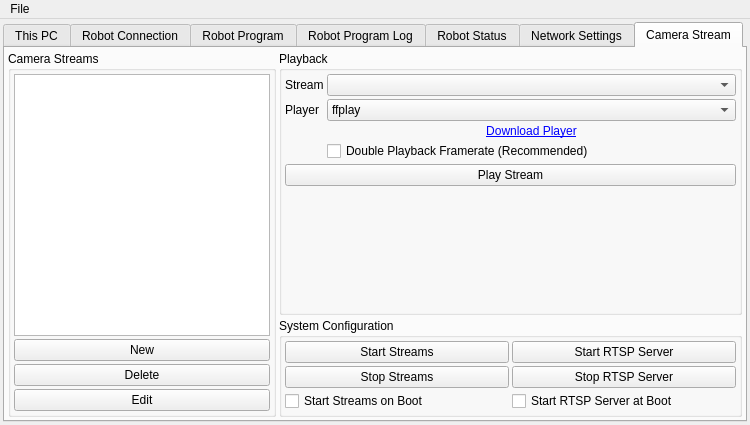
First picture: the form in ui/deploy_tool.ui, repository ArPiRobot/ArPiRobot-DeployTool, before the edit.
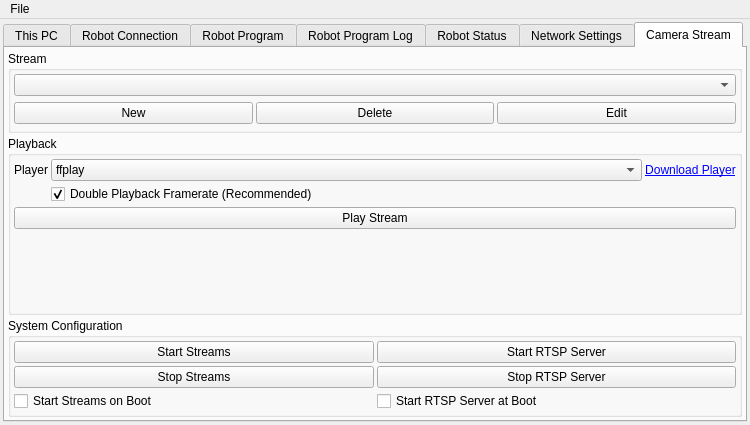
Second picture: the form after the edit. The open tabs and pages were chosen to show the change. Icons and pictures are not drawn.

Commit message: UI tweaks and implementation of functionality in camstream tab

The edit to the form file:
```diff
--- a/ui/deploy_tool.ui
+++ b/ui/deploy_tool.ui
@@ -816,6 +816,117 @@
          <number>3</number>
         </property>
         <item row="1" column="1">
+         <widget class="QGroupBox" name="groupBox_8">
+          <property name="sizePolicy">
+           <sizepolicy hsizetype="Expanding" vsizetype="Expanding">
+            <horstretch>1</horstretch>
+            <verstretch>1</verstretch>
+           </sizepolicy>
+          </property>
+          <property name="title">
+           <string>Playback</string>
+          </property>
+          <layout class="QGridLayout" name="gridLayout_7">
+           <property name="leftMargin">
+            <number>3</number>
+           </property>
+           <property name="topMargin">
+            <number>3</number>
+           </property>
+           <property name="rightMargin">
+            <number>3</number>
+           </property>
+           <property name="bottomMargin">
+            <number>3</number>
+           </property>
+           <property name="spacing">
+            <number>3</number>
+           </property>
+           <item row="5" column="0">
+            <spacer name="verticalSpacer_7">
+             <property name="orientation">
+              <enum>Qt::Vertical</enum>
+             </property>
+             <property name="sizeHint" stdset="0">
+              <size>
+               <width>20</width>
+               <height>40</height>
+              </size>
+             </property>
+            </spacer>
+           </item>
+           <item row="1" column="1">
+            <widget class="QComboBox" name="combox_camstream_player">
+             <property name="sizePolicy">
+              <sizepolicy hsizetype="Expanding" vsizetype="Fixed">
+               <horstretch>0</horstretch>
+               <verstretch>0</verstretch>
+              </sizepolicy>
+             </property>
+             <item>
+              <property name="text">
+               <string>ffplay</string>
+              </property>
+             </item>
+             <item>
+              <property name="text">
+               <string>mpv</string>
+              </property>
+             </item>
+             <item>
+              <property name="text">
+               <string>mplayer</string>
+              </property>
+             </item>
+            </widget>
+           </item>
+           <item row="1" column="0">
+            <widget class="QLabel" name="label_18">
+             <property name="text">
+              <string>Player</string>
+             </property>
+            </widget>
+           </item>
+           <item row="1" column="2">
+            <widget class="QLabel" name="lbl_camstream_download">
+             <property name="text">
+              <string>&lt;a href=&quot;https://ffmpeg.org/&quot;&gt;Download Player&lt;/a&gt;</string>
+             </property>
+             <property name="textFormat">
+              <enum>Qt::RichText</enum>
+             </property>
+             <property name="alignment">
+              <set>Qt::AlignCenter</set>
+             </property>
+             <property name="openExternalLinks">
+              <bool>true</bool>
+             </property>
+             <property name="textInteractionFlags">
+              <set>Qt::TextBrowserInteraction</set>
+             </property>
+            </widget>
+           </item>
+           <item row="3" column="1" colspan="2">
+            <widget class="QCheckBox" name="cbx_camstream_2fr">
+             <property name="text">
+              <string>Double Playback Framerate (Recommended)</string>
+             </property>
+             <property name="checked">
+              <bool>true</bool>
+             </property>
+            </widget>
+           </item>
+           <item row="4" column="0" colspan="3">
+            <widget class="QPushButton" name="btn_play_camstream">
+             <property name="text">
+              <string>Play Stream</string>
+             </property>
+            </widget>
+           </item>
+          </layout>
+         </widget>
+        </item>
+        <item row="2" column="1">
          <widget class="QWidget" name="widget_2" native="true">
           <property name="minimumSize">
            <size>
@@ -915,139 +1026,17 @@
          </widget>
         </item>
         <item row="0" column="1">
-         <widget class="QGroupBox" name="groupBox_8">
-          <property name="sizePolicy">
-           <sizepolicy hsizetype="Expanding" vsizetype="Expanding">
-            <horstretch>1</horstretch>
-            <verstretch>1</verstretch>
-           </sizepolicy>
-          </property>
-          <property name="title">
-           <string>Playback</string>
-          </property>
-          <layout class="QGridLayout" name="gridLayout_7">
-           <property name="leftMargin">
-            <number>3</number>
-           </property>
-           <property name="topMargin">
-            <number>3</number>
-           </property>
-           <property name="rightMargin">
-            <number>3</number>
-           </property>
-           <property name="bottomMargin">
-            <number>3</number>
-           </property>
-           <property name="spacing">
-            <number>3</number>
-           </property>
-           <item row="5" column="0">
-            <spacer name="verticalSpacer_7">
-             <property name="orientation">
-              <enum>Qt::Vertical</enum>
-             </property>
-             <property name="sizeHint" stdset="0">
-              <size>
-               <width>20</width>
-               <height>40</height>
-              </size>
-             </property>
-            </spacer>
-           </item>
-           <item row="0" column="0">
-            <widget class="QLabel" name="label">
-             <property name="text">
-              <string>Stream</string>
-             </property>
-            </widget>
-           </item>
-           <item row="0" column="1">
-            <widget class="QComboBox" name="combox_stream_source">
-             <property name="sizePolicy">
-              <sizepolicy hsizetype="Expanding" vsizetype="Fixed">
-               <horstretch>0</horstretch>
-               <verstretch>0</verstretch>
-              </sizepolicy>
-             </property>
-            </widget>
-           </item>
-           <item row="1" column="1">
-            <widget class="QComboBox" name="combox_camstream_player">
-             <item>
-              <property name="text">
-               <string>ffplay</string>
-              </property>
-             </item>
-             <item>
-              <property name="text">
-               <string>mpv</string>
-              </property>
-             </item>
-             <item>
-              <property name="text">
-               <string>mplayer</string>
-              </property>
-             </item>
-            </widget>
-           </item>
-           <item row="3" column="1">
-            <widget class="QCheckBox" name="cbx_camstream_2fr">
-             <property name="text">
-              <string>Double Playback Framerate (Recommended)</string>
-             </property>
-            </widget>
-           </item>
-           <item row="2" column="1">
-            <widget class="QLabel" name="lbl_camstream_download">
-             <property name="text">
-              <string>&lt;a href=&quot;https://ffmpeg.org/&quot;&gt;Download Player&lt;/a&gt;</string>
-             </property>
-             <property name="textFormat">
-              <enum>Qt::RichText</enum>
-             </property>
-             <property name="alignment">
-              <set>Qt::AlignCenter</set>
-             </property>
-             <property name="openExternalLinks">
-              <bool>true</bool>
-             </property>
-             <property name="textInteractionFlags">
-              <set>Qt::TextBrowserInteraction</set>
-             </property>
-            </widget>
-           </item>
-           <item row="1" column="0">
-            <widget class="QLabel" name="label_18">
-             <property name="text">
-              <string>Player</string>
-             </property>
-            </widget>
-           </item>
-           <item row="4" column="0" colspan="2">
-            <widget class="QPushButton" name="btn_play_camstream">
-             <property name="text">
-              <string>Play Stream</string>
-             </property>
-            </widget>
-           </item>
-          </layout>
-         </widget>
-        </item>
-        <item row="0" column="0" rowspan="2">
          <widget class="QGroupBox" name="groupBox_9">
           <property name="sizePolicy">
-           <sizepolicy hsizetype="Fixed" vsizetype="Preferred">
+           <sizepolicy hsizetype="Expanding" vsizetype="Preferred">
             <horstretch>0</horstretch>
             <verstretch>0</verstretch>
            </sizepolicy>
           </property>
           <property name="title">
-           <string>Camera Streams</string>
+           <string>Stream</string>
           </property>
-          <layout class="QVBoxLayout" name="verticalLayout_9">
-           <property name="spacing">
-            <number>3</number>
-           </property>
+          <layout class="QGridLayout" name="gridLayout_8">
            <property name="leftMargin">
             <number>3</number>
            </property>
@@ -1060,27 +1049,64 @@
            <property name="bottomMargin">
             <number>3</number>
            </property>
-           <item>
-            <widget class="QListWidget" name="lst_streams"/>
-           </item>
-           <item>
-            <widget class="QPushButton" name="btn_new_camstream">
-             <property name="text">
-              <string>New</string>
+           <property name="spacing">
+            <number>3</number>
+           </property>
+           <item row="1" column="0" colspan="3">
+            <widget class="QWidget" name="widget" native="true">
+             <property name="minimumSize">
+              <size>
+               <width>0</width>
+               <height>0</height>
+              </size>
              </property>
+             <layout class="QHBoxLayout" name="horizontalLayout_5">
+              <property name="spacing">
+               <number>3</number>
+              </property>
+              <property name="leftMargin">
+               <number>0</number>
+              </property>
+              <property name="topMargin">
+               <number>3</number>
+              </property>
+              <property name="rightMargin">
+               <number>0</number>
+              </property>
+              <property name="bottomMargin">
+               <number>3</number>
+              </property>
+              <item>
+               <widget class="QPushButton" name="btn_new_camstream">
+                <property name="text">
+                 <string>New</string>
+                </property>
+               </widget>
+              </item>
+              <item>
+               <widget class="QPushButton" name="btn_delete_camstream">
+                <property name="text">
+                 <string>Delete</string>
+                </property>
+               </widget>
+              </item>
+              <item>
+               <widget class="QPushButton" name="btn_edit_camstream">
+                <property name="text">
+                 <string>Edit</string>
+                </property>
+               </widget>
+              </item>
+             </layout>
             </widget>
            </item>
-           <item>
-            <widget class="QPushButton" name="btn_delete_camstream">
-             <property name="text">
-              <string>Delete</string>
-             </property>
-            </widget>
-           </item>
-           <item>
-            <widget class="QPushButton" name="btn_edit_camstream">
-             <property name="text">
-              <string>Edit</string>
+           <item row="0" column="0" colspan="3">
+            <widget class="QComboBox" name="combox_stream_source">
+             <property name="sizePolicy">
+              <sizepolicy hsizetype="Expanding" vsizetype="Fixed">
+               <horstretch>0</horstretch>
+               <verstretch>0</verstretch>
+              </sizepolicy>
              </property>
             </widget>
            </item>
```
The commit also changes 5 other files.
